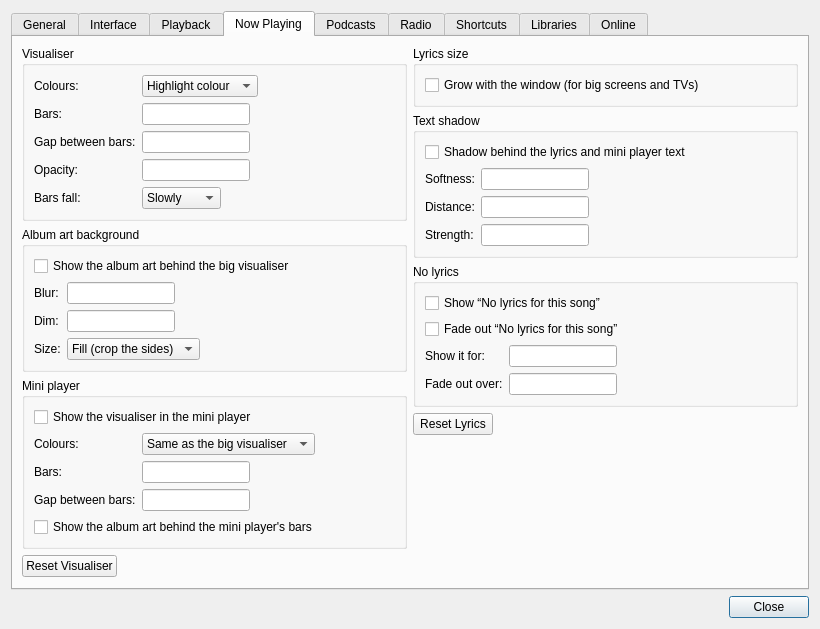
Before: the Qt Designer form ui/settings.ui in music-hive-dev/MusicHive, drawn with Qt 5.
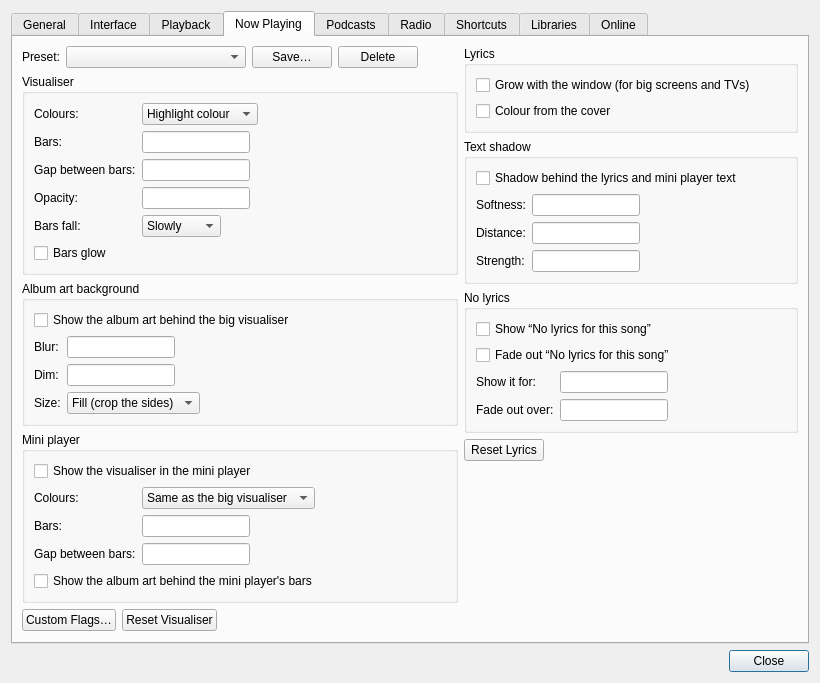
After: the same form once the commit is applied. The open tabs and pages were chosen to show the change. Icons and pictures are not drawn.

Commit message: per-song and playlist presets, visualiser presets and custom flags, raised version to 1.4.0

Patch:
```diff
--- a/ui/settings.ui
+++ b/ui/settings.ui
@@ -702,6 +702,69 @@
       <layout class="QHBoxLayout" name="visualiserTabLayout">
        <item>
         <layout class="QVBoxLayout" name="visualiserTabLeft">
+         <item>
+          <layout class="QHBoxLayout" name="visualiserPresetRow">
+           <item>
+            <widget class="QLabel" name="visualiserPresetLabel">
+             <property name="text">
+              <string>Preset:</string>
+             </property>
+            </widget>
+           </item>
+           <item>
+            <widget class="QComboBox" name="visualiserPreset">
+             <property name="minimumSize">
+              <size>
+               <width>180</width>
+               <height>0</height>
+              </size>
+             </property>
+             <property name="toolTip">
+              <string>Saved visualiser, background and mini player options. Songs and playlists can use a preset of their own.</string>
+             </property>
+             <property name="placeholderText">
+              <string>Custom</string>
+             </property>
+            </widget>
+           </item>
+           <item>
+            <widget class="QPushButton" name="visualiserSavePreset">
+             <property name="toolTip">
+              <string>Keep the options below as a preset</string>
+             </property>
+             <property name="text">
+              <string>Save…</string>
+             </property>
+             <property name="autoDefault">
+              <bool>false</bool>
+             </property>
+            </widget>
+           </item>
+           <item>
+            <widget class="QPushButton" name="visualiserDeletePreset">
+             <property name="text">
+              <string>Delete</string>
+             </property>
+             <property name="autoDefault">
+              <bool>false</bool>
+             </property>
+            </widget>
+           </item>
+           <item>
+            <spacer name="visualiserPresetRowSpacer">
+             <property name="orientation">
+              <enum>Qt::Orientation::Horizontal</enum>
+             </property>
+             <property name="sizeHint" stdset="0">
+              <size>
+               <width>40</width>
+               <height>20</height>
+              </size>
+             </property>
+            </spacer>
+           </item>
+          </layout>
+         </item>
          <item>
           <widget class="QGroupBox" name="visualiserGroup">
            <property name="title">
@@ -947,6 +1010,16 @@
               </item>
              </widget>
             </item>
+            <item row="5" column="0" colspan="2">
+             <widget class="QCheckBox" name="visualiserGlow">
+              <property name="toolTip">
+               <string>A soft light around the bars, in their own colours</string>
+              </property>
+              <property name="text">
+               <string>Bars glow</string>
+              </property>
+             </widget>
+            </item>
            </layout>
           </widget>
          </item>
@@ -1276,6 +1349,19 @@
          </item>
          <item>
           <layout class="QHBoxLayout" name="visualiserResetRow">
+           <item>
+            <widget class="QPushButton" name="visualiserFlagsFolder">
+             <property name="toolTip">
+              <string>Opens the folder for your own flags: one JSON file per flag, with its name and stripe colours (see the README in it). They show in the colour lists the next time the settings window opens.</string>
+             </property>
+             <property name="text">
+              <string>Custom Flags…</string>
+             </property>
+             <property name="autoDefault">
+              <bool>false</bool>
+             </property>
+            </widget>
+           </item>
            <item>
             <widget class="QPushButton" name="visualiserReset">
              <property name="toolTip">
@@ -1324,7 +1410,7 @@
          <item>
           <widget class="QGroupBox" name="lyricsSizeGroup">
            <property name="title">
-            <string>Lyrics size</string>
+            <string>Lyrics</string>
            </property>
            <layout class="QFormLayout" name="lyricsSizeForm">
             <property name="fieldGrowthPolicy">
@@ -1340,6 +1426,16 @@
               </property>
              </widget>
             </item>
+            <item row="1" column="0" colspan="2">
+             <widget class="QCheckBox" name="lyricsCoverColour">
+              <property name="toolTip">
+               <string>The lyrics take a striking colour of the playing song's cover, one the bars and background don't use (red lips on a black-and-white photo, say). Some colours are harder to read.</string>
+              </property>
+              <property name="text">
+               <string>Colour from the cover</string>
+              </property>
+             </widget>
+            </item>
            </layout>
           </widget>
          </item>
```
Left out of the diff: 288 changed lines with no effect on the pictures. The commit also changes 43 other files.
